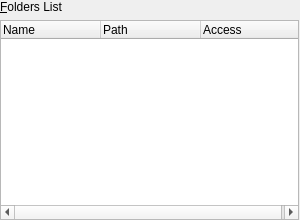
Above: vbox/src/VBox/Frontends/VirtualBox/src/settings/vm/VBoxVMSettingsSF.ui from jljuxgm/vboxgit before the change. Below: the same form after it.
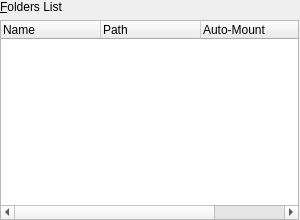
That is the form after the change. Custom widgets are drawn as their Qt base class.

```diff
--- a/vbox/src/VBox/Frontends/VirtualBox/src/settings/vm/VBoxVMSettingsSF.ui
+++ b/vbox/src/VBox/Frontends/VirtualBox/src/settings/vm/VBoxVMSettingsSF.ui
@@ -74,6 +74,11 @@
          <string>Path</string>
         </property>
        </column>
+       <column>
+        <property name="text">
+         <string>Auto-Mount</string>
+        </property>
+       </column>
        <column>
         <property name="text">
          <string>Access</string>
```
